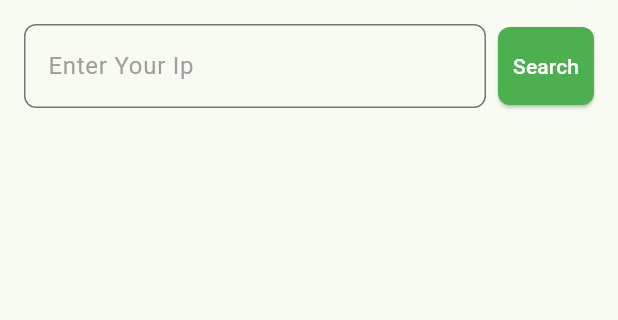
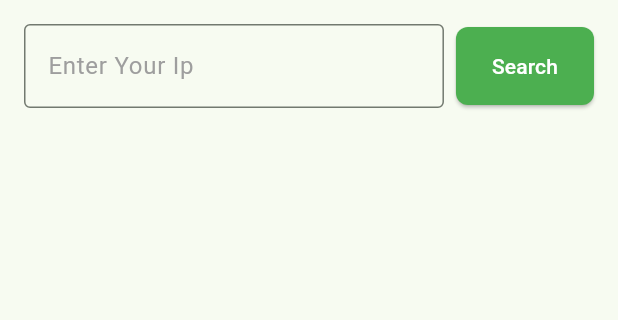
Before and after one commit to mostafizemon/Ip-Lookup-Checker, a Flutter app: the screen it shows after launch, on a phone screen of 412 x 824 dp, the part 84-404 px from its top. Run offline on Flutter 3.47's test engine with Material 3 defaults, Android fonts, the phone set to English and light mode, and no system bars; our stand-ins replace bloc, flutter_bloc.

Commit message:
update design

```diff
--- a/lib/features/check_ip/ui/check_ip_screen.dart
+++ b/lib/features/check_ip/ui/check_ip_screen.dart
@@ -21,8 +21,43 @@ class _CheckIpScreenState extends State<CheckIpScreen> {
 
   bool isValidIp(String value) {
     const pattern =
-        r'^((25[0-5]|2[0-4][0-9]|[01]?[0-9][0-9]?)\.){3}(25[0-5]|2[0-4][0-9]|[01]?[0-9][0-9]?)$';
+        r'^((25[0-5]|2[0-4][0-9]|[01]?[0-9][0-9]?)\.){3}'
+        r'(25[0-5]|2[0-4][0-9]|[01]?[0-9][0-9]?)$';
     return RegExp(pattern).hasMatch(value);
+  }
+
+  Widget _buildDetailRow(
+    BuildContext context, {
+    required IconData icon,
+    required String title,
+    required String? value,
+  }) {
+    return Padding(
+      padding: const EdgeInsets.symmetric(vertical: 8.0),
+      child: Row(
+        crossAxisAlignment: CrossAxisAlignment.start,
+        children: [
+          Icon(icon, size: 20, color: Theme.of(context).primaryColor),
+          const SizedBox(width: 16),
+          Expanded(
+            flex: 2,
+            child: Text(
+              title,
+              style: Theme.of(
+                context,
+              ).textTheme.titleMedium?.copyWith(fontWeight: FontWeight.bold),
+            ),
+          ),
+          Expanded(
+            flex: 3,
+            child: Text(
+              value ?? "N/A",
+              style: Theme.of(context).textTheme.bodyLarge,
+            ),
+          ),
+        ],
+      ),
+    );
   }
 
   @override
@@ -31,7 +66,7 @@ class _CheckIpScreenState extends State<CheckIpScreen> {
       appBar: AppBar(
         elevation: 0,
         scrolledUnderElevation: 0,
-        title: Text(
+        title: const Text(
           "Ip Lookup Check",
           style: TextStyle(color: Colors.white, fontWeight: FontWeight.bold),
         ),
@@ -51,8 +86,9 @@ class _CheckIpScreenState extends State<CheckIpScreen> {
                       Expanded(
                         child: TextFormField(
                           controller: ipCOntroller,
-                          decoration: InputDecoration(
+                          decoration: const InputDecoration(
                             hintText: "Enter Your Ip",
+                            border: OutlineInputBorder(),
                           ),
                           validator: (value) {
                             if (value == null || value.isEmpty) {
@@ -65,7 +101,7 @@ class _CheckIpScreenState extends State<CheckIpScreen> {
                           },
                         ),
                       ),
-                      SizedBox(width: 8),
+                      const SizedBox(width: 8),
                       ElevatedButton(
                         onPressed: () {
                           if (formKey.currentState!.validate()) {
@@ -74,40 +110,117 @@ class _CheckIpScreenState extends State<CheckIpScreen> {
                             ).add(FetchIpLookupEvent(ipCOntroller.text.trim()));
                           }
                         },
-                        child: Text("Search"),
+                        style: ElevatedButton.styleFrom(
+                          padding: const EdgeInsets.symmetric(
+                            horizontal: 24,
+                            vertical: 16,
+                          ),
+                          shape: RoundedRectangleBorder(
+                            borderRadius: BorderRadius.circular(8),
+                          ),
+                        ),
+                        child: const Text("Search"),
                       ),
                     ],
                   ),
+                  const SizedBox(height: 16),
                   if (state is CheckipLoading)
-                    Center(child: CircularProgressIndicator()),
+                    const Center(child: CircularProgressIndicator()),
                   if (state is CheckipError)
                     Center(
                       child: Text(
                         state.message,
-                        style: TextStyle(color: Colors.red, fontSize: 24),
+                        style: const TextStyle(color: Colors.red, fontSize: 24),
                       ),
                     ),
-
                   if (state is CheckipLoaded) ...[
-                    SizedBox(height: 16),
-                    Text("Hostname: ${state.responseData.hostname ?? "N/A"}"),
-                    Text("Domain: ${state.responseData.domain ?? "N/A"}"),
-                    Text(
-                      "ASN_Number: ${state.responseData.asnNumber ?? "N/A"}",
+                    const SizedBox(height: 24),
+                    Card(
+                      elevation: 4,
+                      shape: RoundedRectangleBorder(
+                        borderRadius: BorderRadius.circular(12),
+                      ),
+                      child: Padding(
+                        padding: const EdgeInsets.all(16.0),
+                        child: Column(
+                          crossAxisAlignment: CrossAxisAlignment.start,
+                          children: [
+                            _buildDetailRow(
+                              context,
+                              icon: Icons.public,
+                              title: "Hostname",
+                              value: state.responseData.hostname,
+                            ),
+                            _buildDetailRow(
+                              context,
+                              icon: Icons.domain,
+                              title: "Domain",
+                              value: state.responseData.domain,
+                            ),
+                            _buildDetailRow(
+                              context,
+                              icon: Icons.confirmation_number,
+                              title: "ASN Number",
+                              value: state.responseData.asnNumber,
+                            ),
+                            _buildDetailRow(
+                              context,
+                              icon: Icons.flag,
+                              title: "Country",
+                              value: state.responseData.country,
+                            ),
+                            _buildDetailRow(
+                              context,
+                              icon: Icons.code,
+                              title: "Country Code",
+                              value: state.responseData.countryCode,
+                            ),
+                            _buildDetailRow(
+                              context,
+                              icon: Icons.map,
+                              title: "Region",
+                              value: state.responseData.region,
+                            ),
+                            _buildDetailRow(
+                              context,
+                              icon: Icons.local_post_office,
+                              title: "Zip Code",
+                              value: state.responseData.zipCode,
+                            ),
+                            _buildDetailRow(
+                              context,
+                              icon: Icons.location_city,
+                              title: "City",
+                              value: state.responseData.city,
+                            ),
+                            _buildDetailRow(
+                              context,
+                              icon: Icons.code_off,
+                              title: "State Code",
+                              value: state.responseData.stateCode,
+                            ),
+                            _buildDetailRow(
+                              context,
+                              icon: Icons.receipt_long,
+                              title: "Longitude",
+                              value: state.responseData.longitude.toString(),
+                            ),
+                            _buildDetailRow(
+                              context,
+                              icon: Icons.receipt_long,
+                              title: "Latitude",
+                              value: state.responseData.latitude.toString(),
+                            ),
+                            _buildDetailRow(
+                              context,
+                              icon: Icons.settings_input_antenna,
+                              title: "ISP ASN",
+                              value: state.responseData.ispAsn.toString(),
+                            ),
+                          ],
+                        ),
+                      ),
                     ),
-                    Text("Country: ${state.responseData.country ?? "N/A"}"),
-                    Text(
-                      "Country_Code: ${state.responseData.countryCode ?? "N/A"}",
-                    ),
-                    Text("Region: ${state.responseData.region ?? "N/A"}"),
-                    Text("Zip_Code: ${state.responseData.zipCode ?? "N/A"}"),
-                    Text("City: ${state.responseData.city ?? "N/A"}"),
-                    Text(
-                      "State_Code: ${state.responseData.stateCode ?? "N/A"}",
-                    ),
-                    Text("Longitude: ${state.responseData.longitude ?? "N/A"}"),
-                    Text("Latitude: ${state.responseData.latitude ?? "N/A"}"),
-                    Text("ISP_ASN: ${state.responseData.ispAsn ?? "N/A"}"),
                   ],
                 ],
               ),
```
Also changed, not shown: pubspec.yaml (+5 -4 lines), pubspec.lock.
